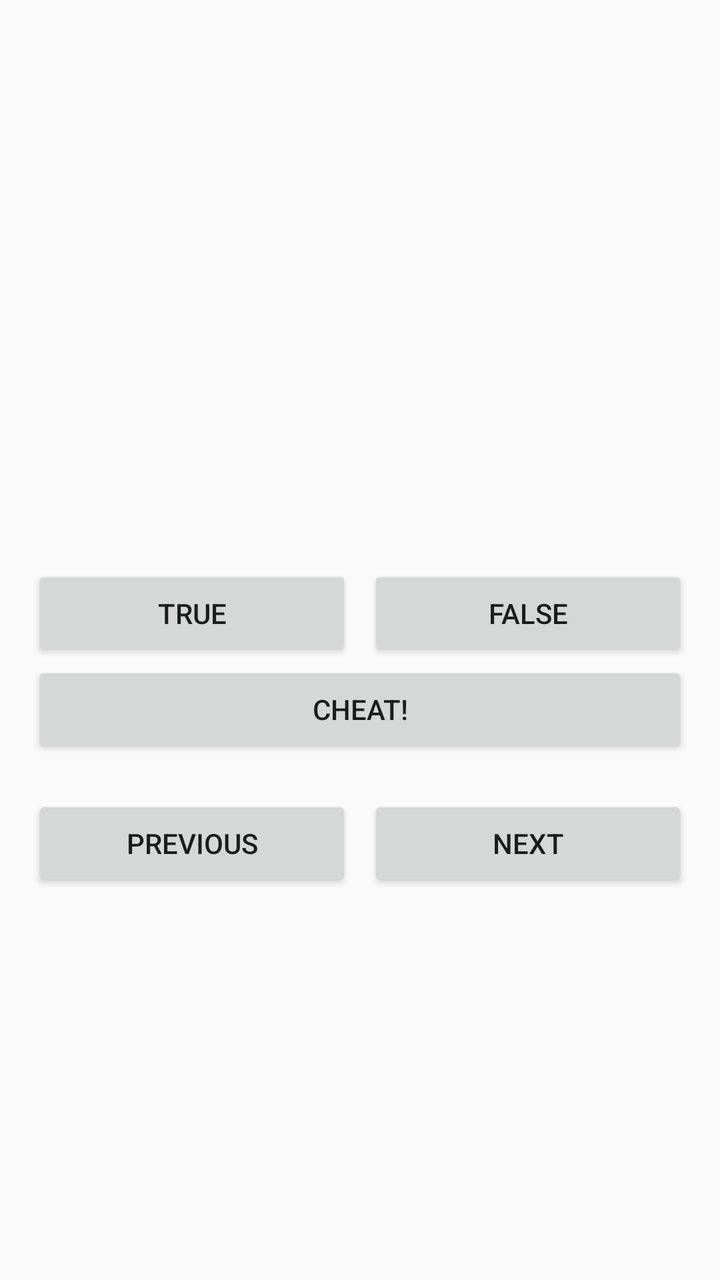
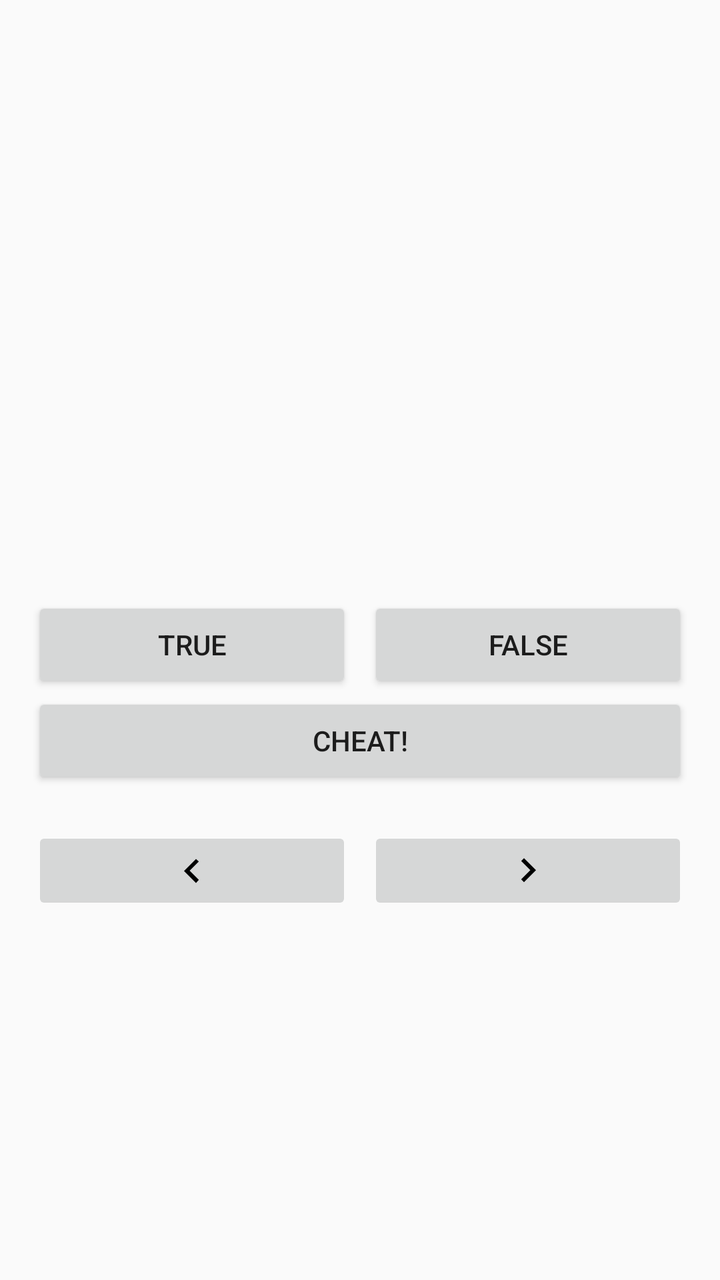

An Android layout rendered at two revisions. The XML below is the earlier revision; the diff shows what the commit changed to produce the second picture.
<!-- AndroidManifest.xml: activity theme Theme.GEOquiz -->
<!-- res/layout/activity_quiz.xml -->
<?xml version="1.0" encoding="utf-8"?>
<LinearLayout xmlns:android="http://schemas.android.com/apk/res/android"
    android:layout_width="match_parent"
    android:layout_height="match_parent"
    android:gravity="center"
    android:orientation="vertical"
    android:padding="16dp">

    <TextView
        android:id="@+id/api_level_text_view"
        android:layout_width="match_parent"
        android:layout_height="wrap_content"
        android:gravity="end"
        android:textSize="12sp" />

    <TextView
        android:id="@+id/question_text_view"
        android:layout_width="match_parent"
        android:layout_height="wrap_content"
        android:gravity="center"
        android:padding="24dp"
        android:textSize="18sp" />

    <LinearLayout
        android:layout_width="match_parent"
        android:layout_height="wrap_content"
        android:orientation="horizontal"
        android:weightSum="2">

        <Button
            android:id="@+id/true_button"
            android:layout_width="0dp"
            android:layout_height="wrap_content"
            android:layout_weight="1"
            android:text="@string/true_button"
            android:layout_marginRight="4dp" />

        <Button
            android:id="@+id/false_button"
            android:layout_width="0dp"
            android:layout_height="wrap_content"
            android:layout_weight="1"
            android:text="@string/false_button"
            android:layout_marginLeft="4dp" />
    </LinearLayout>

    <Button
        android:id="@+id/cheat_button"
        android:layout_width="match_parent"
        android:layout_height="wrap_content"
        android:text="@string/cheat_button" />

    <TextView
        android:id="@+id/cheat_count_text_view"
        android:layout_width="wrap_content"
        android:layout_height="wrap_content"
        android:textSize="14sp" />

    <LinearLayout
        android:layout_width="match_parent"
        android:layout_height="wrap_content"
        android:orientation="horizontal"
        android:weightSum="2">

        <Button
            android:id="@+id/previous_button"
            android:layout_width="0dp"
            android:layout_height="wrap_content"
            android:layout_weight="1"
            android:text="@string/previous_button"
            android:layout_marginRight="4dp" />

        <Button
            android:id="@+id/next_button"
            android:layout_width="0dp"
            android:layout_height="wrap_content"
            android:layout_weight="1"
            android:text="@string/next_button"
            android:layout_marginLeft="4dp" />
    </LinearLayout>

</LinearLayout>
<!-- resources referenced by this layout -->
<resources>
  <string name="cheat_button">Cheat!</string>
  <string name="false_button">False</string>
  <string name="next_button">Next</string>
  <string name="previous_button">Previous</string>
  <string name="true_button">True</string>
  <style name="Theme.GEOquiz" parent="Theme.AppCompat.Light.DarkActionBar" />
</resources>

<!-- the commit's change to res/layout/activity_quiz.xml (unified diff, before → after) -->
@@ -6,12 +6,26 @@
     android:orientation="vertical"
     android:padding="16dp">
 
-    <TextView
-        android:id="@+id/api_level_text_view"
+    <LinearLayout
         android:layout_width="match_parent"
         android:layout_height="wrap_content"
-        android:gravity="end"
-        android:textSize="12sp" />
+        android:orientation="horizontal">
+
+        <TextView
+            android:id="@+id/score_text_view"
+            android:layout_width="match_parent"
+            android:layout_height="wrap_content"
+            android:textSize="12sp" />
+    </LinearLayout>
+
+    <TextView
+        android:id="@+id/question_number_text_view"
+        android:layout_width="match_parent"
+        android:layout_height="wrap_content"
+        android:gravity="center"
+        android:paddingTop="8dp"
+        android:textSize="14sp"
+        android:textStyle="bold" />
 
     <TextView
         android:id="@+id/question_text_view"
@@ -62,20 +76,22 @@
         android:orientation="horizontal"
         android:weightSum="2">
 
-        <Button
+        <ImageButton
             android:id="@+id/previous_button"
             android:layout_width="0dp"
             android:layout_height="wrap_content"
             android:layout_weight="1"
-            android:text="@string/previous_button"
+            android:src="@drawable/arrow_left"
+            android:contentDescription="@string/previous_button"
             android:layout_marginRight="4dp" />
 
-        <Button
+        <ImageButton
             android:id="@+id/next_button"
             android:layout_width="0dp"
             android:layout_height="wrap_content"
             android:layout_weight="1"
-            android:text="@string/next_button"
+            android:src="@drawable/arrow_right"
+            android:contentDescription="@string/next_button"
             android:layout_marginLeft="4dp" />
     </LinearLayout>
 
<!-- resource entries referenced after the edit -->
@@ -1,5 +1,27 @@
 <!-- resources referenced by this layout -->
 <resources>
+  <!-- drawable arrow_left (drawable) -->
+  <?xml version="1.0" encoding="utf-8"?>
+  <vector xmlns:android="http://schemas.android.com/apk/res/android"
+      android:width="24dp"
+      android:height="24dp"
+      android:viewportWidth="24"
+      android:viewportHeight="24">
+      <path
+          android:fillColor="#FF000000"
+          android:pathData="M15.41,7.41L10.83,12l4.58,4.59L14,18.17l-6,-6 6,-6z" />
+  </vector>
+  <!-- drawable arrow_right (drawable) -->
+  <?xml version="1.0" encoding="utf-8"?>
+  <vector xmlns:android="http://schemas.android.com/apk/res/android"
+      android:width="24dp"
+      android:height="24dp"
+      android:viewportWidth="24"
+      android:viewportHeight="24">
+      <path
+          android:fillColor="#FF000000"
+          android:pathData="M8.59,16.34l4.58,-4.59 -4.58,-4.59L10,5.75l6,6 -6,6z" />
+  </vector>
   <string name="cheat_button">Cheat!</string>
   <string name="false_button">False</string>
   <string name="next_button">Next</string>
